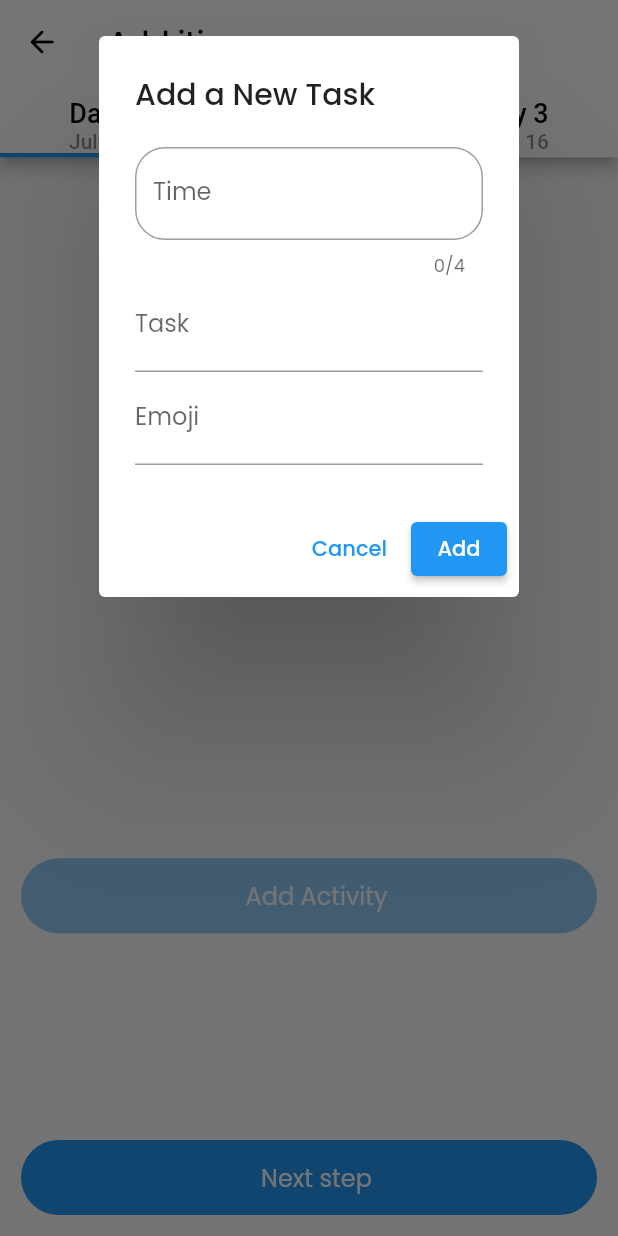
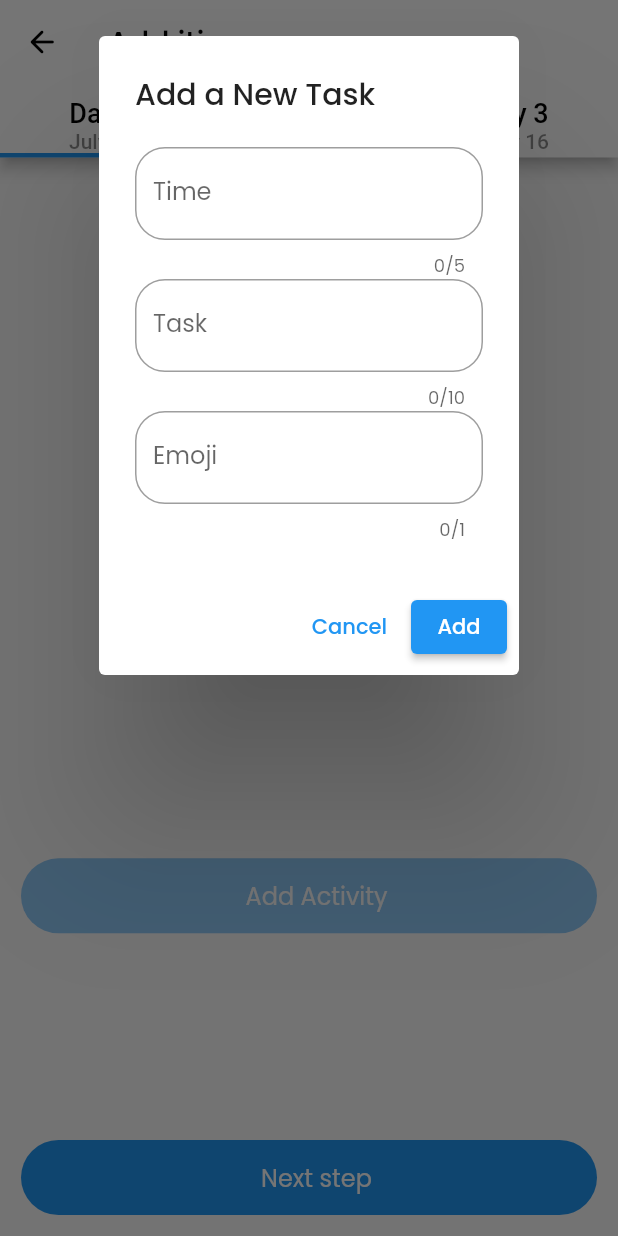
Before and after one commit to MuhammadJawad98/traveling-app-flutter, a Flutter app: the TravelArrangementScreen screen opened directly, after a tap on "Add Activity", on a phone screen of 412 x 824 dp. Run offline on Flutter 3.47's test engine with Material 2 defaults, Android fonts, the phone set to English and light mode, and no system bars; our stand-ins replace google_fonts.

Commit message:
final Commit

```diff
--- /dev/null
+++ b/lib/providers/day_task_providers/day1_task_provider.dart
@@ -0,0 +1,14 @@
+import 'package:flutter/material.dart';
+import 'package:provider/provider.dart';
+import '../../models/task_model.dart';
+
+class Day1TaskProvider extends ChangeNotifier {
+  List<Task> _tasks = [];
+
+  List<Task> get tasks => _tasks;
+
+  void addDay1Task(Task task) {
+    _tasks.add(task);
+    notifyListeners();
+  }
+}
--- /dev/null
+++ b/lib/providers/day_task_providers/day2_task_provider.dart
@@ -0,0 +1,14 @@
+import 'package:flutter/material.dart';
+import 'package:provider/provider.dart';
+import '../../models/task_model.dart';
+
+class Day2TaskProvider extends ChangeNotifier {
+  List<Task> _tasks = [];
+
+  List<Task> get tasks => _tasks;
+
+  void addTask(Task task) {
+    _tasks.add(task);
+    notifyListeners();
+  }
+}
--- a/lib/providers/task_provider.dart
+++ b/lib/providers/day_task_providers/day3_task_provider.dart
@@ -1,8 +1,8 @@
 import 'package:flutter/material.dart';
 import 'package:provider/provider.dart';
-import '../models/task_model.dart';
+import '../../../models/task_model.dart';
 
-class TaskProvider extends ChangeNotifier {
+class Day3TaskProvider extends ChangeNotifier {
   List<Task> _tasks = [];
 
   List<Task> get tasks => _tasks;
--- a/lib/views/travel_arrangement/travel_arrangement_screen.dart
+++ b/lib/views/travel_arrangement/travel_arrangement_screen.dart
@@ -1,14 +1,13 @@
 import 'package:flutter/material.dart';
 import 'package:provider/provider.dart';
-import 'package:traveling_app_flutter/utils/media_query.dart';
-import 'package:traveling_app_flutter/views/travel_arrangement/widgets/task_tile.dart';
-import 'package:traveling_app_flutter/views/travel_arrangement/widgets/time_oval_tile.dart';
-import 'package:traveling_app_flutter/widgets/custom_button.dart';
-
-import '../../providers/task_provider.dart';
+import 'package:traveling_app_flutter/providers/day_task_providers/day2_task_provider.dart';
+import 'package:traveling_app_flutter/providers/day_task_providers/day3_task_provider.dart';
+import 'package:traveling_app_flutter/views/travel_arrangement/widgets/day1_view.dart';
+import 'package:traveling_app_flutter/views/travel_arrangement/widgets/day2_view.dart';
+import 'package:traveling_app_flutter/views/travel_arrangement/widgets/day3_view.dart';
+import '../../providers/day_task_providers/day1_task_provider.dart';
 import '../../utils/app_strings.dart';
 import '../../widgets/custom_text.dart';
-import 'widgets/add_task_dialog.dart';
 
 class TravelArrangementScreen extends StatefulWidget {
   const TravelArrangementScreen({super.key});
@@ -21,9 +20,9 @@ class TravelArrangementScreen extends StatefulWidget {
 class _TravelArrangementScreenState extends State<TravelArrangementScreen> {
   @override
   Widget build(BuildContext context) {
-    final dayProvider1 = Provider.of<TaskProvider>(context);
-    final dayProvider2 = Provider.of<TaskProvider>(context);
-    final dayProvider3 = Provider.of<TaskProvider>(context);
+    final dayProvider1 = Provider.of<Day1TaskProvider>(context);
+    final dayProvider2 = Provider.of<Day2TaskProvider>(context);
+    final dayProvider3 = Provider.of<Day3TaskProvider>(context);
     return DefaultTabController(
       length: 3, // Number of tabs
       child: Scaffold(
@@ -42,9 +41,7 @@ class _TravelArrangementScreenState extends State<TravelArrangementScreen> {
           bottom: const TabBar(
             indicatorColor: Colors.blue,
             indicatorWeight: 3,
-            // indicatorPadding: EdgeInsets.only(top: 10),
             tabs: [
-              // Tab(text: 'Day 1',child: Text(data)),
               Column(
                 mainAxisAlignment: MainAxisAlignment.spaceEvenly,
                 crossAxisAlignment: CrossAxisAlignment.center,
@@ -100,69 +97,12 @@ class _TravelArrangementScreenState extends State<TravelArrangementScreen> {
         ),
         body: TabBarView(
           children: [
-            dayTabView(context, dayProvider1),
-            dayTabView(context, dayProvider2),
-            dayTabView(context, dayProvider3),
+            Day1View(taskProvider: dayProvider1),
+            Day2View(taskProvider: dayProvider2),
+            Day3View(taskProvider: dayProvider3)
           ],
         ),
       ),
     );
   }
-
-  Padding dayTabView(BuildContext context, TaskProvider taskProvider) {
-    return Padding(
-      padding: const EdgeInsets.all(14.0),
-      child: Column(
-        mainAxisAlignment: MainAxisAlignment.spaceBetween,
-        children: [
-          Column(children: [
-            SizedBox(
-              height: GetScreenSize.getScreenHeight(context) * 0.55,
-              child: ListView.builder(
-                itemCount: taskProvider.tasks.length,
-                itemBuilder: (BuildContext context, int index) {
-                  final task = taskProvider.tasks[index];
-                  return Padding(
-                    padding: const EdgeInsets.symmetric(vertical: 5),
-                    child: Row(
-                      mainAxisAlignment: MainAxisAlignment.spaceBetween,
-                      crossAxisAlignment: CrossAxisAlignment.start,
-                      children: [
-                        TimeTile(context: context, time: task.time),
-                        TaskTile(
-                            context: context,
-                            task: task.task,
-                            emoji: task.emoji),
-                      ],
-                    ),
-                  );
-                },
-              ),
-            ),
-            CustomTextButton(
-                height: 50,
-                width: double.maxFinite,
-                onTab: () {
-                  showDialog(
-                    context: context,
-                    builder: (context) => AddTaskDialog(),
-                  );
-                },
-                buttonText: 'Add Activity',
-                buttonColor: Colors.blue.shade200,
-                radius: 30,
-                fontSize: 16)
-          ]),
-          CustomTextButton(
-              height: 50,
-              width: double.maxFinite,
-              onTab: () {},
-              buttonText: 'Next step',
-              buttonColor: Colors.blue,
-              radius: 30,
-              fontSize: 16)
-        ],
-      ),
-    );
-  }
 }
--- a/lib/views/travel_arrangement/widgets/add_task_dialog.dart
+++ b/lib/views/travel_arrangement/widgets/add_task_dialog.dart
@@ -1,14 +1,20 @@
 import 'package:flutter/material.dart';
 import 'package:provider/provider.dart';
+import 'package:traveling_app_flutter/providers/day_task_providers/day2_task_provider.dart';
+import 'package:traveling_app_flutter/providers/day_task_providers/day3_task_provider.dart';
 
 import '../../../models/task_model.dart';
-import '../../../providers/task_provider.dart';
+import '../../../providers/day_task_providers/day1_task_provider.dart';
 
 class AddTaskDialog extends StatelessWidget {
+  final int day;
   final _formKey = GlobalKey<FormState>();
   final TextEditingController _timeController = TextEditingController();
   final TextEditingController _taskController = TextEditingController();
   final TextEditingController _emojiController = TextEditingController();
+
+  AddTaskDialog({super.key, required this.day});
+
   @override
   Widget build(
     BuildContext context,
@@ -17,7 +23,6 @@ class AddTaskDialog extends StatelessWidget {
       children: [
         AlertDialog(
           elevation: 50,
-          scrollable: true,
           backgroundColor: Colors.white,
           title: Text('Add a New Task'),
           content: Form(
@@ -27,7 +32,7 @@ class AddTaskDialog extends StatelessWidget {
               children: [
                 TextFormField(
                   controller: _timeController,
-                  maxLength: 4,
+                  maxLength: 5,
                   decoration: InputDecoration(
                       labelText: 'Time',
                       border: OutlineInputBorder(
@@ -39,16 +44,24 @@ class AddTaskDialog extends StatelessWidget {
                   },
                 ),
                 TextFormField(
+                  maxLength: 10,
                   controller: _taskController,
-                  decoration: InputDecoration(labelText: 'Task'),
+                  decoration: InputDecoration(
+                      labelText: 'Task',
+                      border: OutlineInputBorder(
+                          borderRadius: BorderRadius.circular(20))),
                   validator: (value) {
                     if (value!.isEmpty) return 'Please enter the task';
                     return null;
                   },
                 ),
                 TextFormField(
+                  maxLength: 1,
                   controller: _emojiController,
-                  decoration: InputDecoration(labelText: 'Emoji'),
+                  decoration: InputDecoration(
+                      labelText: 'Emoji',
+                      border: OutlineInputBorder(
+                          borderRadius: BorderRadius.circular(20))),
                   keyboardType: TextInputType.text,
                   validator: (value) {
                     if (value!.isEmpty) return 'Please enter an emoji';
@@ -68,8 +81,19 @@ class AddTaskDialog extends StatelessWidget {
             ElevatedButton(
               onPressed: () {
                 if (_formKey.currentState!.validate()) {
+                  if (day == 1) {
                     final taskProvider =
-                      Provider.of<TaskProvider>(context, listen: false);
+                        Provider.of<Day1TaskProvider>(context, listen: false);
+                    final newTask = Task(
+                      _timeController.text,
+                      _taskController.text,
+                      _emojiController.text,
+                    );
+                    taskProvider.addDay1Task(newTask);
+                    Navigator.of(context).pop();
+                  } else if (day == 2) {
+                    final taskProvider =
+                        Provider.of<Day2TaskProvider>(context, listen: false);
                     final newTask = Task(
                       _timeController.text,
                       _taskController.text,
@@ -77,6 +101,17 @@ class AddTaskDialog extends StatelessWidget {
                     );
                     taskProvider.addTask(newTask);
                     Navigator.of(context).pop();
+                  } else if (day == 3) {
+                    final taskProvider =
+                        Provider.of<Day3TaskProvider>(context, listen: false);
+                    final newTask = Task(
+                      _timeController.text,
+                      _taskController.text,
+                      _emojiController.text,
+                    );
+                    taskProvider.addTask(newTask);
+                    Navigator.of(context).pop();
+                  }
                 }
               },
               child: Text('Add'),
--- /dev/null
+++ b/lib/views/travel_arrangement/widgets/day1_view.dart
@@ -0,0 +1,71 @@
+import 'package:flutter/material.dart';
+
+import '../../../providers/day_task_providers/day1_task_provider.dart';
+import '../../../utils/media_query.dart';
+import '../../../widgets/custom_button.dart';
+import 'add_task_dialog.dart';
+import 'task_tile.dart';
+import 'time_oval_tile.dart';
+
+class Day1View extends StatelessWidget {
+  Day1TaskProvider taskProvider;
+  Day1View({super.key, required this.taskProvider});
+
+  @override
+  Widget build(BuildContext context) {
+    return Padding(
+      padding: const EdgeInsets.all(14.0),
+      child: Column(
+        mainAxisAlignment: MainAxisAlignment.spaceBetween,
+        children: [
+          Column(children: [
+            SizedBox(
+              height: GetScreenSize.getScreenHeight(context) * 0.55,
+              child: ListView.builder(
+                itemCount: taskProvider.tasks.length,
+                itemBuilder: (BuildContext context, int index) {
+                  final task = taskProvider.tasks[index];
+                  return Padding(
+                    padding: const EdgeInsets.symmetric(vertical: 5),
+                    child: Row(
+                      mainAxisAlignment: MainAxisAlignment.spaceBetween,
+                      crossAxisAlignment: CrossAxisAlignment.start,
+                      children: [
+                        TimeTile(context: context, time: task.time),
+                        TaskTile(
+                            context: context,
+                            task: task.task,
+                            emoji: task.emoji),
+                      ],
+                    ),
+                  );
+                },
+              ),
+            ),
+            CustomTextButton(
+                height: 50,
+                width: double.maxFinite,
+                onTab: () {
+                  showDialog(
+                    context: context,
+                    builder: (context) => AddTaskDialog(day: 1),
+                  );
+                },
+                buttonText: 'Add Activity',
+                buttonColor: Colors.blue.shade200,
+                radius: 30,
+                fontSize: 16)
+          ]),
+          CustomTextButton(
+              height: 50,
+              width: double.maxFinite,
+              onTab: () {},
+              buttonText: 'Next step',
+              buttonColor: Colors.blue,
+              radius: 30,
+              fontSize: 16)
+        ],
+      ),
+    );
+  }
+}
```
Also changed, not shown: lib/main.dart (+27 -6 lines), lib/views/travel_arrangement/widgets/day2_view.dart (added, +72 -0 lines), lib/views/travel_arrangement/widgets/day3_view.dart (added, +72 -0 lines). Lines whose indentation alone changed are shown as unchanged.
